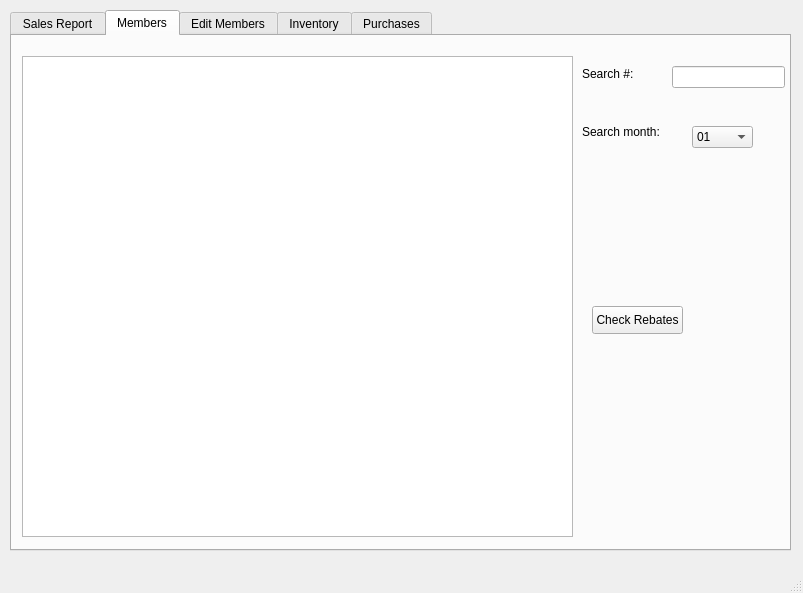
Old version of the form QtCuties-BulkClubProject/menu.ui in the repository NicholasHuCS1C/Bulk-Club-CS1C.
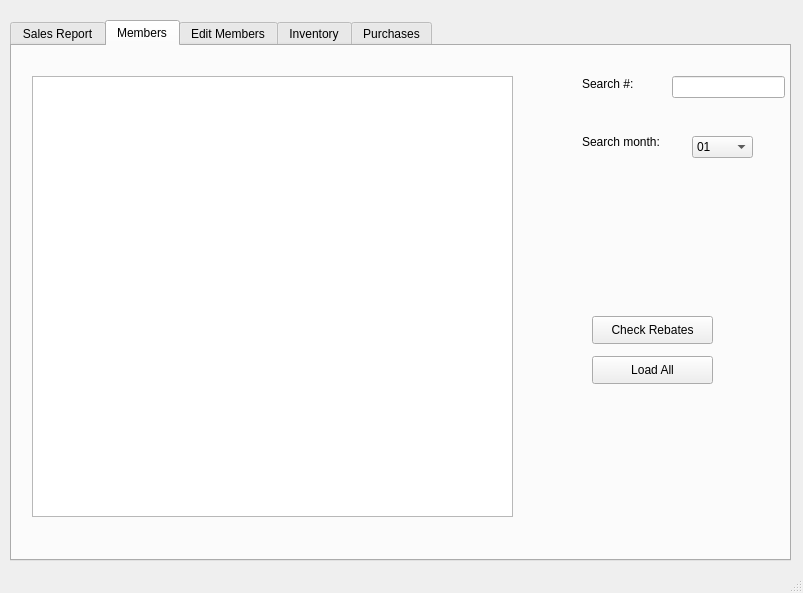
New version of the form. The open tabs and pages were chosen to show the change.

The edit to the form file:
```diff
--- a/QtCuties-BulkClubProject/menu.ui
+++ b/QtCuties-BulkClubProject/menu.ui
@@ -18,7 +18,7 @@
     <property name="geometry">
      <rect>
       <x>10</x>
-      <y>10</y>
+      <y>20</y>
       <width>781</width>
       <height>541</height>
      </rect>
@@ -156,16 +156,6 @@
      <attribute name="title">
       <string>Members</string>
      </attribute>
-     <widget class="QTableWidget" name="tableWidgetDisplayMember">
-      <property name="geometry">
-       <rect>
-        <x>10</x>
-        <y>20</y>
-        <width>551</width>
-        <height>481</height>
-       </rect>
-      </property>
-     </widget>
      <widget class="QLineEdit" name="lineEditSearchNum">
       <property name="geometry">
        <rect>
@@ -194,7 +184,7 @@
        <rect>
         <x>580</x>
         <y>270</y>
-        <width>91</width>
+        <width>121</width>
         <height>28</height>
        </rect>
       </property>
@@ -290,6 +280,29 @@
        <string>Search month:</string>
       </property>
      </widget>
+     <widget class="QPushButton" name="load_all">
+      <property name="geometry">
+       <rect>
+        <x>580</x>
+        <y>310</y>
+        <width>121</width>
+        <height>28</height>
+       </rect>
+      </property>
+      <property name="text">
+       <string>Load All</string>
+      </property>
+     </widget>
+     <widget class="QTableView" name="tableViewDisplayMember">
+      <property name="geometry">
+       <rect>
+        <x>20</x>
+        <y>30</y>
+        <width>481</width>
+        <height>441</height>
+       </rect>
+      </property>
+     </widget>
     </widget>
     <widget class="QWidget" name="tabEditMembers">
      <attribute name="title">
```
Left out of the diff: 2 changed lines with no effect on the pictures.
